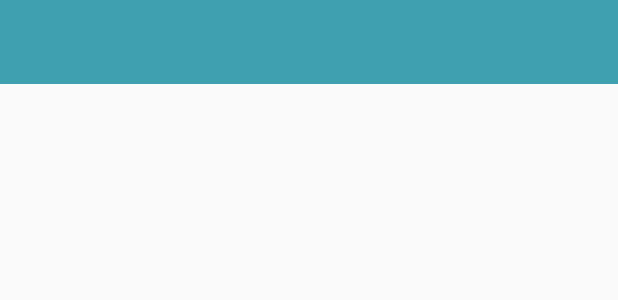
After one commit to sergeydgr8/Scavenger, an Android app: the layout app_bar.xml on its own in the app's theme, with its tools: preview values and no code run, on a phone screen of 412 x 824 dp. The commit adds this screen. Shown: the top 300 px of the screen. Run offline under Robolectric (Android 15) with nearby library versions, the phone set to English and light mode, and no system bars.

Commit message:
something new

```diff
--- a/Scavenger/app/src/main/AndroidManifest.xml
+++ b/Scavenger/app/src/main/AndroidManifest.xml
@@ -8,7 +8,7 @@
         android:label="@string/app_name"
         android:supportsRtl="true"
         android:theme="@style/AppTheme" >
-        <activity android:name=".MainActivity" >
+        <activity android:name=".Control.MainActivity" >
             <intent-filter>
                 <action android:name="android.intent.action.MAIN" />
 
--- /dev/null
+++ b/Scavenger/app/src/main/res/layout/app_bar.xml
@@ -0,0 +1,13 @@
+<?xml version="1.0" encoding="utf-8"?>
+<android.support.v7.widget.Toolbar xmlns:android="http://schemas.android.com/apk/res/android"
+    xmlns:app="http://schemas.android.com/apk/res-auto"
+    xmlns:tools="http://schemas.android.com/tools"
+    android:layout_width="match_parent"
+    android:layout_height="wrap_content"
+    android:background="#3FA1B0"
+    android:fitsSystemWindows="true"
+    app:theme="@style/ThemeOverlay.AppCompat.Dark.ActionBar"
+    app:popupTheme="@style/ThemeOverlay.AppCompat.Light"
+    tools:context=".MainActivity">
+
+</android.support.v7.widget.Toolbar>
--- a/Scavenger/app/src/main/res/values/strings.xml
+++ b/Scavenger/app/src/main/res/values/strings.xml
@@ -1,3 +1,4 @@
 <resources>
     <string name="app_name">Scavenger</string>
+    <string name="action_settings">Settings</string>
 </resources>
```
Also changed, not shown: Scavenger/app/src/main/java/com/android9033/scavenger/scavenger/Control/MainActivity.java (added, +40 -0 lines), Scavenger/app/src/main/java/com/android9033/scavenger/scavenger/MainActivity.java (deleted, +0 -13 lines), Scavenger/app/src/main/res/layout/activity_main.xml (+5 -7 lines), Scavenger/app/src/main/res/menu/menu_main.xml (added, +13 -0 lines).
